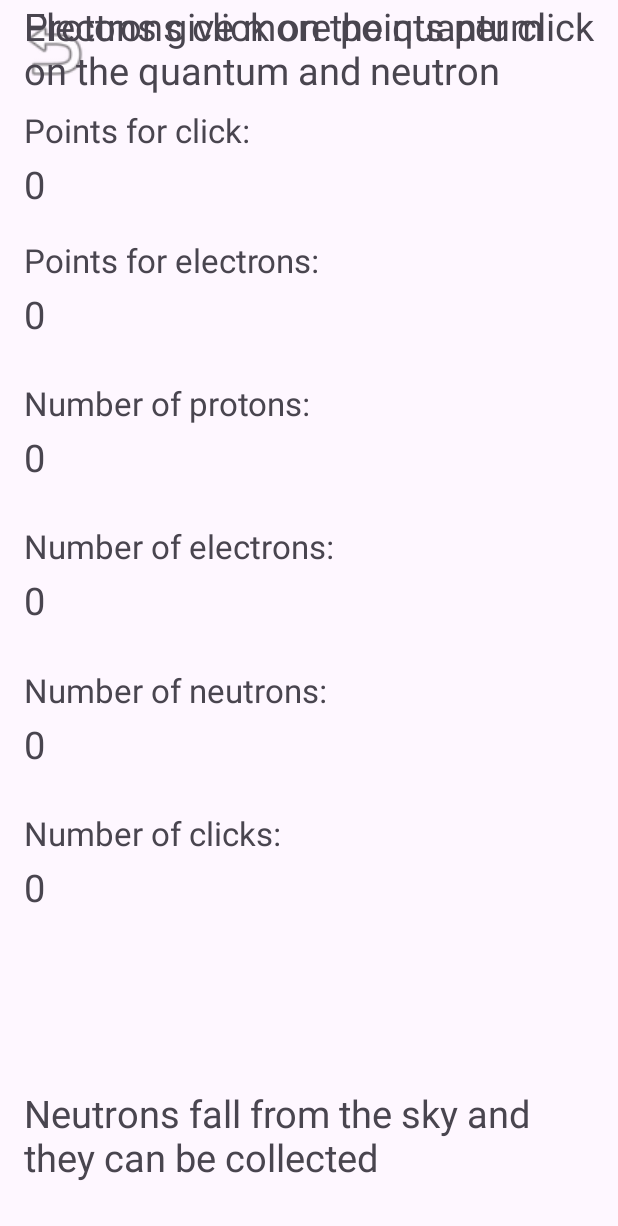
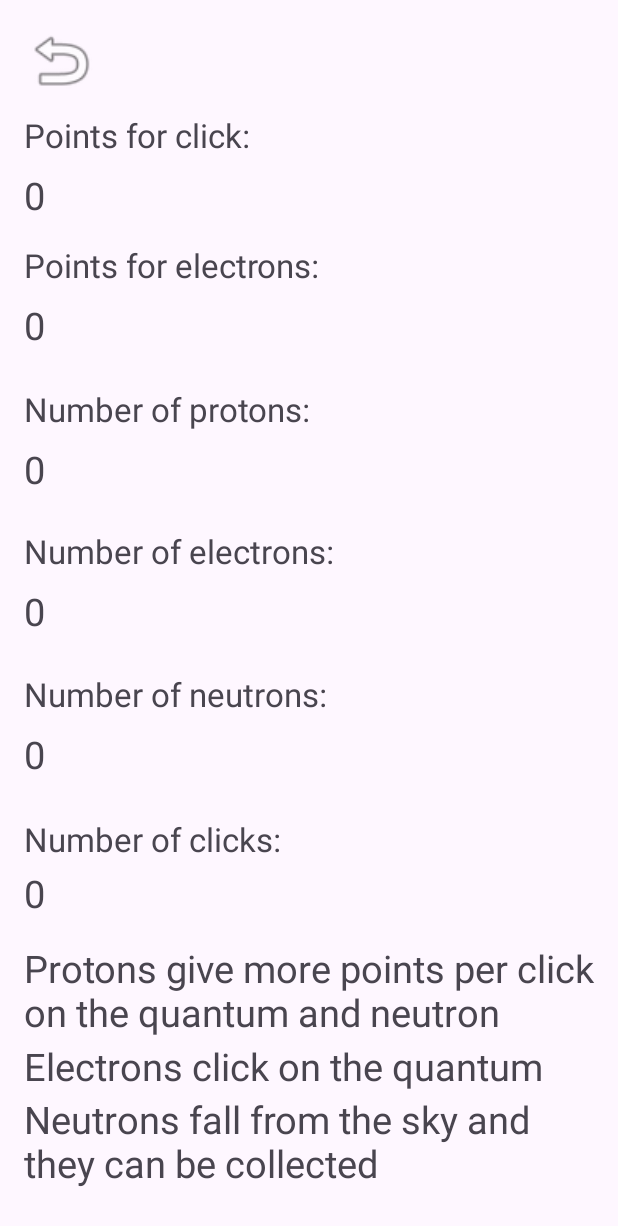
Before and after one commit to Larfi44/Quantum-Clicker, an Android app: the layout activity_details.xml on its own in the app's theme, with its tools: preview values and no code run, on a phone screen of 412 x 824 dp. Shown: the top 1226 px of the screen. Run offline under Robolectric (Android 15) with nearby library versions, the phone set to English and light mode, and no system bars.

Commit message:
Version 0.22

```diff
--- a/app/src/main/res/layout/activity_details.xml
+++ b/app/src/main/res/layout/activity_details.xml
@@ -11,15 +11,96 @@
         android:id="@+id/Back"
         android:layout_width="61dp"
         android:layout_height="50dp"
-        android:layout_marginStart="5dp"
-        android:layout_marginTop="5dp"
+        android:layout_marginStart="10dp"
+        android:layout_marginTop="15dp"
         app:layout_constraintBottom_toBottomOf="parent"
         app:layout_constraintEnd_toEndOf="parent"
         app:layout_constraintHorizontal_bias="0.0"
         app:layout_constraintStart_toStartOf="parent"
         app:layout_constraintTop_toTopOf="parent"
-        app:layout_constraintVertical_bias="0.004"
+        app:layout_constraintVertical_bias="0.0"
         app:srcCompat="@android:drawable/ic_menu_revert" />
+
+    <TextView
+        android:id="@+id/textView8"
+        android:layout_width="wrap_content"
+        android:layout_height="wrap_content"
+        android:layout_marginStart="16dp"
+        android:text="Number of neutrons:"
+        android:textSize="22sp"
+        app:layout_constraintBottom_toBottomOf="parent"
+        app:layout_constraintStart_toStartOf="parent"
+        app:layout_constraintTop_toTopOf="parent"
+        app:layout_constraintVertical_bias="0.564" />
+
+    <TextView
+        android:id="@+id/textView2"
+        android:layout_width="wrap_content"
+        android:layout_height="wrap_content"
+        android:layout_marginStart="16dp"
+        android:text="Points for click:"
+        android:textSize="22sp"
+        app:layout_constraintBottom_toBottomOf="parent"
+        app:layout_constraintStart_toStartOf="parent"
+        app:layout_constraintTop_toTopOf="parent"
+        app:layout_constraintVertical_bias="0.095" />
+
+    <TextView
+        android:id="@+id/PointsForClick"
+        android:layout_width="373dp"
+        android:layout_height="33dp"
+        android:layout_marginStart="16dp"
+        android:layout_marginTop="8dp"
+        android:text="0"
+        android:textSize="25dp"
+        app:layout_constraintStart_toStartOf="parent"
+        app:layout_constraintTop_toBottomOf="@+id/textView2" />
+
+    <TextView
+        android:id="@+id/textView3"
+        android:layout_width="wrap_content"
+        android:layout_height="wrap_content"
+        android:layout_marginStart="16dp"
+        android:text="Points for electrons:"
+        android:textSize="22sp"
+        app:layout_constraintBottom_toBottomOf="parent"
+        app:layout_constraintStart_toStartOf="parent"
+        app:layout_constraintTop_toTopOf="parent"
+        app:layout_constraintVertical_bias="0.204" />
+
+    <TextView
+        android:id="@+id/PointsForElectrons"
+        android:layout_width="373dp"
+        android:layout_height="33dp"
+        android:layout_marginStart="16dp"
+        android:layout_marginTop="8dp"
+        android:text="0"
+        android:textSize="25dp"
+        app:layout_constraintStart_toStartOf="parent"
+        app:layout_constraintTop_toBottomOf="@+id/textView3" />
+
+    <TextView
+        android:id="@+id/textView5"
+        android:layout_width="wrap_content"
+        android:layout_height="wrap_content"
+        android:layout_marginStart="16dp"
+        android:text="Number of protons:"
+        android:textSize="22sp"
+        app:layout_constraintBottom_toBottomOf="parent"
+        app:layout_constraintStart_toStartOf="parent"
+        app:layout_constraintTop_toTopOf="parent"
+        app:layout_constraintVertical_bias="0.325" />
+
+    <TextView
+        android:id="@+id/NumberOfProtons"
+        android:layout_width="373dp"
+        android:layout_height="33dp"
+        android:layout_marginStart="16dp"
+        android:layout_marginTop="8dp"
+        android:text="0"
+        android:textSize="25dp"
+        app:layout_constraintStart_toStartOf="parent"
+        app:layout_constraintTop_toBottomOf="@+id/textView5" />
 
     <TextView
         android:id="@+id/textView6"
@@ -31,107 +112,14 @@
         app:layout_constraintBottom_toBottomOf="parent"
         app:layout_constraintStart_toStartOf="parent"
         app:layout_constraintTop_toTopOf="parent"
-        app:layout_constraintVertical_bias="0.44" />
-
-    <TextView
-        android:id="@+id/textView2"
-        android:layout_width="wrap_content"
-        android:layout_height="wrap_content"
-        android:layout_marginStart="16dp"
-        android:text="Points for click:"
-        android:textSize="22sp"
-        app:layout_constraintBottom_toBottomOf="parent"
-        app:layout_constraintStart_toStartOf="parent"
-        app:layout_constraintTop_toTopOf="parent"
-        app:layout_constraintVertical_bias="0.091" />
-
-    <TextView
-        android:id="@+id/textView3"
-        android:layout_width="wrap_content"
-        android:layout_height="wrap_content"
-        android:layout_marginStart="16dp"
-        android:text="Points for electrons:"
-        android:textSize="22sp"
-        app:layout_constraintBottom_toBottomOf="parent"
-        app:layout_constraintStart_toStartOf="parent"
-        app:layout_constraintTop_toTopOf="parent"
-        app:layout_constraintVertical_bias="0.2" />
-
-    <TextView
-        android:id="@+id/textView5"
-        android:layout_width="wrap_content"
-        android:layout_height="wrap_content"
-        android:layout_marginStart="16dp"
-        android:text="Number of protons:"
-        android:textSize="22sp"
-        app:layout_constraintBottom_toBottomOf="parent"
-        app:layout_constraintStart_toStartOf="parent"
-        app:layout_constraintTop_toTopOf="parent"
-        app:layout_constraintVertical_bias="0.32" />
-
-    <TextView
-        android:id="@+id/textView8"
-        android:layout_width="wrap_content"
-        android:layout_height="wrap_content"
-        android:layout_marginStart="16dp"
-        android:text="Number of neutrons:"
-        android:textSize="22sp"
-        app:layout_constraintBottom_toBottomOf="parent"
-        app:layout_constraintStart_toStartOf="parent"
-        app:layout_constraintTop_toTopOf="parent"
-        app:layout_constraintVertical_bias="0.56" />
-
-    <TextView
-        android:id="@+id/textView7"
-        android:layout_width="wrap_content"
-        android:layout_height="wrap_content"
-        android:layout_marginStart="16dp"
-        android:text="Number of clicks:"
-        android:textSize="22sp"
-        app:layout_constraintBottom_toBottomOf="parent"
-        app:layout_constraintStart_toStartOf="parent"
-        app:layout_constraintTop_toTopOf="parent"
-        app:layout_constraintVertical_bias="0.68" />
-
-    <TextView
-        android:id="@+id/PointsForClick"
-        android:layout_width="373dp"
-        android:layout_height="33dp"
-        android:layout_marginStart="16dp"
-        android:layout_marginTop="4dp"
-        android:text="0"
-        android:textSize="25dp"
-        app:layout_constraintStart_toStartOf="parent"
-        app:layout_constraintTop_toBottomOf="@+id/textView2" />
-
-    <TextView
-        android:id="@+id/PointsForElectrons"
-        android:layout_width="373dp"
-        android:layout_height="33dp"
-        android:layout_marginStart="16dp"
-        android:layout_marginTop="4dp"
-        android:text="0"
-        android:textSize="25dp"
-        app:layout_constraintStart_toStartOf="parent"
-        app:layout_constraintTop_toBottomOf="@+id/textView3" />
-
-    <TextView
-        android:id="@+id/NumberOfProtons"
-        android:layout_width="373dp"
-        android:layout_height="33dp"
-        android:layout_marginStart="16dp"
-        android:layout_marginTop="4dp"
-        android:text="0"
-        android:textSize="25dp"
-        app:layout_constraintStart_toStartOf="parent"
-        app:layout_constraintTop_toBottomOf="@+id/textView5" />
+        app:layout_constraintVertical_bias="0.444" />
 
     <TextView
         android:id="@+id/NumberOfElectrons"
         android:layout_width="373dp"
         android:layout_height="33dp"
         android:layout_marginStart="16dp"
-        android:layout_marginTop="4dp"
+        android:layout_marginTop="8dp"
         android:text="0"
         android:textSize="25dp"
         app:layout_constraintStart_toStartOf="parent"
@@ -142,7 +130,7 @@
         android:layout_width="373dp"
         android:layout_height="33dp"
         android:layout_marginStart="16dp"
-        android:layout_marginTop="4dp"
+        android:layout_marginTop="8dp"
         android:text="0"
         android:textSize="25dp"
         app:layout_constraintStart_toStartOf="parent"
@@ -160,25 +148,16 @@
         app:layout_constraintTop_toBottomOf="@+id/textView7" />
 
     <TextView
-        android:id="@+id/textView11"
+        android:id="@+id/textView7"
         android:layout_width="wrap_content"
         android:layout_height="wrap_content"
         android:layout_marginStart="16dp"
-        android:text="Electrons click on the quantum"
-        android:textSize="25sp"
+        android:text="Number of clicks:"
+        android:textSize="22sp"
+        app:layout_constraintBottom_toBottomOf="parent"
         app:layout_constraintStart_toStartOf="parent"
-        tools:layout_editor_absoluteY="679dp" />
-
-    <TextView
-        android:id="@+id/textView13"
-        android:layout_width="382dp"
-        android:layout_height="71dp"
-        android:layout_marginStart="16dp"
-        android:layout_marginBottom="28dp"
-        android:text="Neutrons fall from the sky and they can be collected"
-        android:textSize="25sp"
-        app:layout_constraintBottom_toBottomOf="parent"
-        app:layout_constraintStart_toStartOf="parent" />
+        app:layout_constraintTop_toTopOf="parent"
+        app:layout_constraintVertical_bias="0.685" />
 
     <TextView
         android:id="@+id/textView12"
@@ -187,7 +166,32 @@
         android:layout_marginStart="16dp"
         android:text="Protons give more points per click on the quantum and neutron"
         android:textSize="25sp"
+        app:layout_constraintBottom_toBottomOf="parent"
         app:layout_constraintStart_toStartOf="parent"
-        tools:layout_editor_absoluteY="723dp" />
+        app:layout_constraintTop_toTopOf="parent"
+        app:layout_constraintVertical_bias="0.83" />
+
+    <TextView
+        android:id="@+id/textView11"
+        android:layout_width="wrap_content"
+        android:layout_height="wrap_content"
+        android:layout_marginStart="16dp"
+        android:text="Electrons click on the quantum"
+        android:textSize="25sp"
+        app:layout_constraintBottom_toBottomOf="parent"
+        app:layout_constraintStart_toStartOf="parent"
+        app:layout_constraintTop_toTopOf="parent"
+        app:layout_constraintVertical_bias="0.878" />
+
+    <TextView
+        android:id="@+id/textView13"
+        android:layout_width="382dp"
+        android:layout_height="71dp"
+        android:layout_marginStart="16dp"
+        android:layout_marginBottom="24dp"
+        android:text="Neutrons fall from the sky and they can be collected"
+        android:textSize="25sp"
+        app:layout_constraintBottom_toBottomOf="parent"
+        app:layout_constraintStart_toStartOf="parent" />
 
 </androidx.constraintlayout.widget.ConstraintLayout>
```
Also changed, not shown: app/src/main/java/YarikStudio/quantumclicker/Details.kt (+20 -4 lines), app/src/main/java/YarikStudio/quantumclicker/MainActivity.kt (+39 -25 lines).
